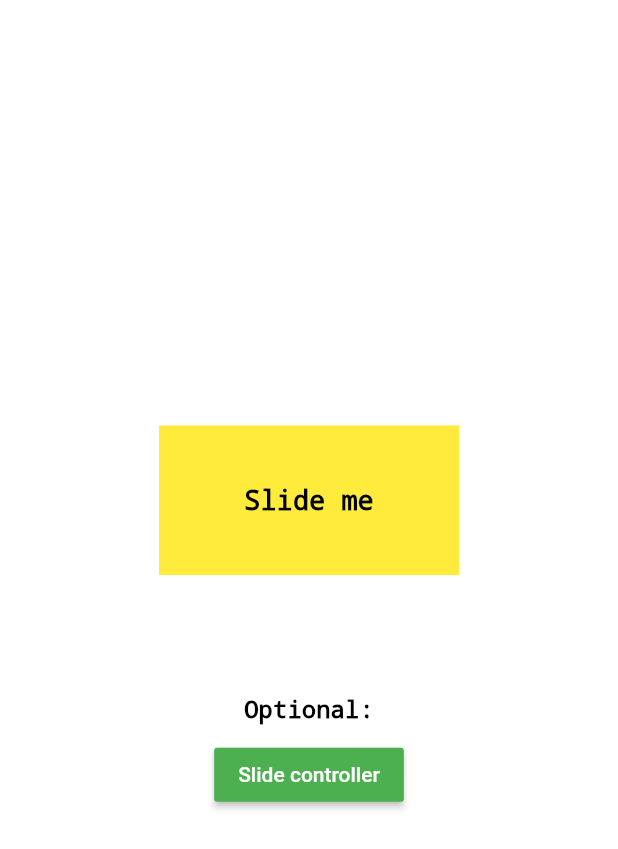
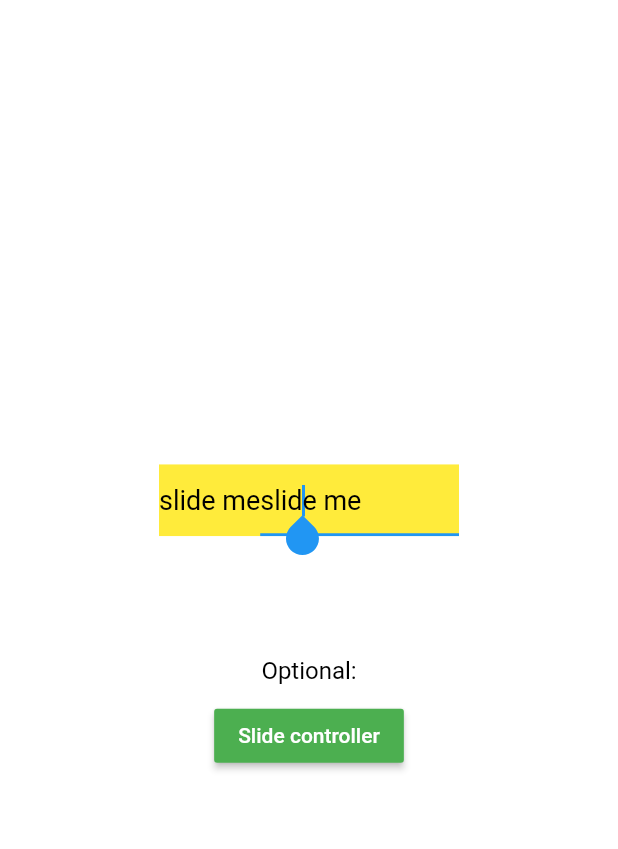
Before and after one commit to MXilian/simple_slidable_flutter, a Flutter app: the screen it shows after launch, after a tap on "Button", on a phone screen of 412 x 824 dp. Shown: the top 849 px of the screen. Run offline on Flutter 3.47's test engine with Material 2 defaults, Android fonts, the phone set to English and light mode, and no system bars; statements that could not run were skipped.

Commit message:
changeable slidable

```diff
--- a/lib/main.dart
+++ b/lib/main.dart
@@ -8,16 +8,85 @@ void main() {
 
 class SimpleSladableExample extends StatelessWidget {
   final SlideController controller = SlideController();
+  var _contr = TextEditingController(text: 'slide me');
 
   @override
   Widget build(BuildContext context) {
+    Slidable s;
+    s = Slidable(
+      controller: controller,
+      minShiftPercent: 0.3,
+      percentageBias: 1,
+      child: Container(
+        alignment: Alignment.center,
+        width: 200,
+        color: Colors.yellow,
+        child: Row(mainAxisSize: MainAxisSize.max, children: [
+          Text(
+            'slide me',
+            style: TextStyle(
+                color: Colors.black,
+                fontSize: 18,
+                decoration: TextDecoration.none),
+          ),
+          Expanded(
+              child: TextFormField(
+            controller: _contr,
+            onTap: () {
+              print('onTap');
+              s.generateNewState();
+            },
+            onChanged: (_) {
+              print('onChanged');
+              s.generateNewState();
+            },
+            onEditingComplete: () {
+              print('onEditingComplete');
+              s.generateNewState();
+            },
+            keyboardType: TextInputType.multiline,
+            maxLines: null,
+            style: TextStyle(
+                color: Colors.black,
+                fontSize: 18,
+                decoration: TextDecoration.none),
+          )),
+        ]),
+      ),
+      isLeftEqualsRight: true,
+      slideMenuL: Container(
+        height: double.maxFinite,
+        color: Colors.red,
+        alignment: Alignment.center,
+        child: Row(
+          mainAxisAlignment: MainAxisAlignment.center,
+          children: [
+            SizedBox(
+              height: 60,
+              width: 120,
+              child: RaisedButton(
+                onPressed: () {},
+                child: Text(
+                  'Button',
+                  style: TextStyle(
+                      color: Colors.black,
+                      fontSize: 18,
+                      decoration: TextDecoration.none),
+                ),
+              ),
+            ),
+          ],
+        ),
+      ),
+    );
     return MaterialApp(
         title: 'Simple slidable demo',
         theme: ThemeData(
           primarySwatch: Colors.blue,
           visualDensity: VisualDensity.adaptivePlatformDensity,
         ),
-      home: Container(
+        home: Material(
+          child: Container(
               padding: EdgeInsets.all(16.0),
               color: Colors.white,
               child: SizedBox(
@@ -29,54 +98,21 @@ class SimpleSladableExample extends StatelessWidget {
                     //
                     //
                     // SLIDABLE BEGIN //////////////////////////////////////////////
-                Slidable(
-                  controller: controller,
-                  minShiftPercent: 0.3,
-                  percentageBias: 1,
-                  child: Container(
-                    alignment: Alignment.center,
-                    height: 100,
-                    width: 200,
-                    color: Colors.yellow,
-                    child: Text(
-                      'Slide me',
-                      style: TextStyle(
-                          color: Colors.black,
-                          fontSize: 18,
-                          decoration: TextDecoration.none),
-                    ),
-                  ),
-                  isLeftEqualsRight: true,
-                  slideMenuL: Container(
-                    height: double.maxFinite,
-                    color: Colors.red,
-                    alignment: Alignment.center,
-                    child: Row(
-                      mainAxisAlignment: MainAxisAlignment.center,
-                      children: [
-                        SizedBox(
-                          height: 60, width: 120,
-                          child: RaisedButton(
-                            onPressed: () {},
-                            child: Text('Button',
-                              style: TextStyle(
-                                  color: Colors.black,
-                                  fontSize: 18,
-                                  decoration: TextDecoration.none),
-                            ),
-                          ),
-                        ),
-                      ],
-                    ),
-                  ),
-                ),
+                    s,
                     // SLIDABLE END ////////////////////////////////////////////////
                     //
                     //
-                SizedBox(height: 80,),
-                Text('Optional:', style: TextStyle(decoration: TextDecoration.none,
-                    fontSize: 16, color: Colors.black)),
-                SizedBox(height: 10,),
+                    SizedBox(
+                      height: 80,
+                    ),
+                    Text('Optional:',
+                        style: TextStyle(
+                            decoration: TextDecoration.none,
+                            fontSize: 16,
+                            color: Colors.black)),
+                    SizedBox(
+                      height: 10,
+                    ),
                     RaisedButton(
                       color: Colors.green,
                       onPressed: () {
@@ -92,6 +128,6 @@ class SimpleSladableExample extends StatelessWidget {
                   ],
                 ),
               )),
-    );
+        ));
   }
 }
--- a/lib/slidable.dart
+++ b/lib/slidable.dart
@@ -3,8 +3,6 @@ import 'dart:async';
 import 'package:flutter/material.dart';
 import 'package:simple_slidable/slide_controller.dart';
 import 'package:simple_slidable/utils.dart';
-
-// Sorry for my English :)
 
 class Slidable extends StatefulWidget {
   final Widget child;
@@ -68,11 +66,156 @@ class Slidable extends StatefulWidget {
     Key key,
   }) : super(key: key);
 
+  var _initialStreamController = StreamController<bool>();
+  StreamController<bool> get _streamController {
+    if (_initialStreamController.isClosed)
+      _initialStreamController = StreamController<bool>();
+    return _initialStreamController;
+  }
+
+  Stream<bool> get _stream => _streamController.stream;
+
+  final _debounce = DebounceAction(milliseconds: 600);
+  void generateNewState() {
+    _streamController.add(false);
+    _streamController.add(true);
+    // _debounce?.destroyTimer();
+    // _streamController.add(false);
+    // _debounce.run(() {
+    //   _streamController.add(true);
+    // });
+  }
+
+  @override
+  _SlidableMainState createState() => _SlidableMainState();
+}
+
+class _SlidableMainState extends State<Slidable> {
+  final GlobalKey _key = GlobalKey();
+
+  @override
+  void initState() {
+    WidgetsBinding.instance.addPostFrameCallback((_) {
+      widget._streamController.add(true);
+    });
+    super.initState();
+  }
+
+  @override
+  void dispose() {
+    widget._streamController?.close();
+    super.dispose();
+  }
+
+  @override
+  Widget build(BuildContext context) {
+    return StreamBuilder(
+      stream: widget._stream,
+      builder: (context, snapshot) {
+        if (snapshot == null ||
+            snapshot.data == false ||
+            _key.currentContext == null)
+          return Container(
+            key: _key,
+            child: widget.child,
+          );
+        else
+          return Stack(
+            children: [
+              Opacity(opacity: 0.0,
+                key: _key,
+                child: widget.child,
+              ),
+              _Slidable(
+                renderBox: _key.currentContext.findRenderObject(),
+                child: widget.child,
+                slideMenuL: widget.slideMenuL,
+                slideMenuR: widget.slideMenuR,
+                isLeftEqualsRight: widget.isLeftEqualsRight,
+              ),
+            ],
+          );
+        // return _Slidable(
+        //   renderBox: _key.currentContext.findRenderObject(),
+        //   child: widget.child,
+        //   slideMenuL: widget.slideMenuL,
+        //   slideMenuR: widget.slideMenuR,
+        //   isLeftEqualsRight: widget.isLeftEqualsRight,
+        // );
+      },
+    );
+  }
+}
+
+class _Slidable extends StatefulWidget {
+  final RenderBox renderBox;
+  final Widget child;
+
+  /// Slide menu on the left
+  final Widget slideMenuL;
+
+  /// Slide menu on the right
+  final Widget slideMenuR;
+
+  /// If true, then "slideMenuL" will be equal to "slideMenuR"
+  /// (and then you can transfer one of these parameters only)
+  final bool isLeftEqualsRight;
+
+  /// Minimum shift percentage (from 0 to 1) at which the slide will be completed
+  /// (default - 0.3)
+  final double minShiftPercent;
+
+  /// Maximum possible slide percentage (from 0 to 1).
+  /// Default value: 0.9 (i.e. 10% of the parent will remain visible at full shift)
+  final double percentageBias;
+  final SlideController controller;
+
+  /// Duration of slide animation (in milliseconds)
+  final int animationDuration;
+  final Function onPressed;
+
+  /// If true, the slide menu will automatically close when the parent scrolls
+  final bool closeOnScroll;
+
+  /// If the widget does not respond to the parent scrollable
+  /// (this happens if the scrollable is not a direct parent),
+  /// then you should additionally give access to scrollController
+  final ScrollController scrollController;
+
+  /// The factor at which the widget shift is ahead of the cursor/finger shift
+  ///  (relieves the user of having to shift the widget over a long distance
+  ///  to see the slide menu)
+  final double cursorOvertaking;
+  final Function onSlideCallback;
+
+  /// The millisecond`s count after which the slide menu will automatically close
+  /// (if 0, then the automatic closing will not occur)
+  final int millisecondsToClose;
+
+  _Slidable({
+    @required this.renderBox,
+    @required this.child,
+    this.slideMenuL,
+    this.slideMenuR,
+    this.isLeftEqualsRight = false,
+    this.minShiftPercent = 0.2,
+    this.percentageBias = 0.9,
+    this.controller,
+    this.animationDuration = 200,
+    this.onPressed,
+    this.closeOnScroll = true,
+    this.scrollController,
+    this.cursorOvertaking = 1.4,
+    this.onSlideCallback,
+    this.millisecondsToClose = 0,
+    Key key,
+  }) : super(key: key);
+
   @override
   _SlidableState createState() => _SlidableState();
 }
 
-class _SlidableState extends State<Slidable> with TickerProviderStateMixin {
+class _SlidableState extends State<_Slidable> with TickerProviderStateMixin {
   SlideController slideController;
   ScrollPosition _scrollPosition;
   bool isAnimationOn = false;
@@ -106,9 +249,6 @@ class _SlidableState extends State<Slidable> with TickerProviderStateMixin {
   /// Maximum widget shift to the right
   double _maxDragFromLeftToRight = 0;
 
-  final GlobalKey _key = GlobalKey();
-  RenderBox _box;
-
   @override
   void initState() {
     slideController = widget.controller ?? SlideController();
@@ -129,8 +269,6 @@ class _SlidableState extends State<Slidable> with TickerProviderStateMixin {
     slideController.setSlideToRight = _slideToRight;
     slideController.setClose = _close;
     slideController.rightMenuIsDefault = rightMenu != null;
-    // При первом построении виджета будет вызван коллбэк afterBuild
-    WidgetsBinding.instance.addPostFrameCallback((_) => afterBuild());
     super.initState();
   }
 
@@ -139,6 +277,18 @@ class _SlidableState extends State<Slidable> with TickerProviderStateMixin {
     removeScrollListener();
     addScrollListener();
     super.didChangeDependencies();
+  }
+
+  @override
+  void didUpdateWidget(_Slidable oldWidget) {
+    if (widget.isLeftEqualsRight) {
+      leftMenu = widget.slideMenuL ?? widget.slideMenuR;
+      rightMenu = leftMenu;
+    } else {
+      leftMenu = widget.slideMenuL;
+      rightMenu = widget.slideMenuR;
+    }
+    super.didUpdateWidget(oldWidget);
   }
 
   /// Is slide-menu opened now
@@ -232,47 +382,31 @@ class _SlidableState extends State<Slidable> with TickerProviderStateMixin {
     }
   }
 
-  void afterBuild() {
-    setState(() {
-      // Сохраняем _box, из которого будут браться размеры для виджета
-      // при его перестроении
-      _box = _key.currentContext.findRenderObject();
-    });
-  }
-
   @override
   Widget build(BuildContext context) {
-    // При первом построении виджета сохраняем key.
-    // После завешения билда будет вызван коллбэк afterBuild,
-    // который извлечет из ключа RenderBox и сохранит его в _box.
-    if (_box == null) {
-      return Container(
-        key: _key,
-        child: widget.child,
-      );
-    }
-
     // Общая ширина виджета (видимая часть + слайд меню)
-    double _maxWidth = _box.size.width;
+    double _maxWidth = widget.renderBox.size.width;
     // Если левое слайд-меню не пустое, тогда увеличиваем ширину виджета
     // на размер левого слайд-меню, а также устанавливаем новые значения для
     // максимального сдвига вправо и начального смещения виджета.
     if (leftMenu != null) {
-      _maxWidth += _box.size.width * widget.percentageBias;
-      _maxDragFromLeftToRight = _box.size.width * widget.percentageBias;
+      _maxWidth += widget.renderBox.size.width * widget.percentageBias;
+      _maxDragFromLeftToRight =
+          widget.renderBox.size.width * widget.percentageBias;
       _offsetBase = 0 - _maxDragFromLeftToRight;
     }
     // Если правое слайд-меню не пустое, тогда увеличиваем ширину виджета
     // на размер правого слайд-меню, а также устанавливаем новое значение для
     // максимального сдвига вправо.
     if (rightMenu != null) {
-      _maxWidth += _box.size.width * widget.percentageBias;
-      _maxDragFromRightToLeft = 0 - _box.size.width * widget.percentageBias;
+      _maxWidth += widget.renderBox.size.width * widget.percentageBias;
+      _maxDragFromRightToLeft =
+          0 - widget.renderBox.size.width * widget.percentageBias;
     }
 
     return SizedBox(
-      height: _box.size.height,
-      width: _box.size.width,
+      height: widget.renderBox.size.height,
+      width: widget.renderBox.size.width,
       child: GestureDetector(
         behavior: HitTestBehavior.translucent,
         onTap: widget.onPressed ?? () {},
@@ -308,7 +442,8 @@ class _SlidableState extends State<Slidable> with TickerProviderStateMixin {
           // Сохраняем текущее смещение виджета в памяти
           offsetXSaved = offsetXActual;
           // Минимальный порог сдвига в пикселях
-          double minShift = _box.size.width * widget.minShiftPercent;
+          double minShift =
+              widget.renderBox.size.width * widget.minShiftPercent;
 
           // Если значение отрицательное, значит виджет сдвинут влево
           // (т.е. юзер видит правое слайд-меню)
@@ -317,7 +452,8 @@ class _SlidableState extends State<Slidable> with TickerProviderStateMixin {
             // либо правое слайд меню открыто, и юзер перетянул виджет дальше минимального порога,
             // тогда возвращаем виджет в исходное положение, а иначе - показываем правое меню
             if ((!isOpened && offsetXSaved.abs() < minShift) ||
-                (isOpened && _box.size.width + offsetXSaved >= minShift))
+                (isOpened &&
+                    widget.renderBox.size.width + offsetXSaved >= minShift))
               slideController.close();
             else
               slideController.slideToLeft();
@@ -329,7 +465,8 @@ class _SlidableState extends State<Slidable> with TickerProviderStateMixin {
             // либо левое слайд меню открыто, и юзер перетянул виджет дальше минимального порога,
             // тогда возвращаем виджет в исходное положение, а иначе - показываем левое меню
             if ((!isOpened && offsetXSaved.abs() < minShift) ||
-                (isOpened && _box.size.width - offsetXSaved >= minShift))
+                (isOpened &&
+                    widget.renderBox.size.width - offsetXSaved >= minShift))
               slideController.close();
             else
               slideController.slideToRight();
@@ -342,7 +479,7 @@ class _SlidableState extends State<Slidable> with TickerProviderStateMixin {
           // (т.е., чтобы не смещали его)
           child: OverflowBox(
             alignment: Alignment.centerLeft,
-            maxHeight: _box.size.height,
+            maxHeight: widget.renderBox.size.height,
             maxWidth: _maxWidth,
             child: AnimatedBuilder(
               animation: animationController,
@@ -385,7 +522,6 @@ class _SlidableState extends State<Slidable> with TickerProviderStateMixin {
     _debounce?.destroyTimer();
     animationController?.dispose();
     slideController?.dispose();
-    // _boxController?.close();
     removeScrollListener();
     super.dispose();
   }
--- /dev/null
+++ b/lib/slidableController.dart
@@ -0,0 +1,19 @@
+import 'dart:async';
+
+import 'package:flutter/widgets.dart';
+
+class SlidableController {
+  final StreamController _wgContr = StreamController<RenderBox>();
+  Stream<RenderBox> get stream => _wgContr.stream;
+
+  final GlobalKey key = GlobalKey();
+
+  RenderBox get _currentBox => key.currentContext?.findRenderObject();
+
+  void init() {
+    stream.listen((box) {
+      if (box == null)
+        _wgContr.add(_currentBox);
+    });
+  }
+}
```
Lines whose indentation alone changed are shown as unchanged.
